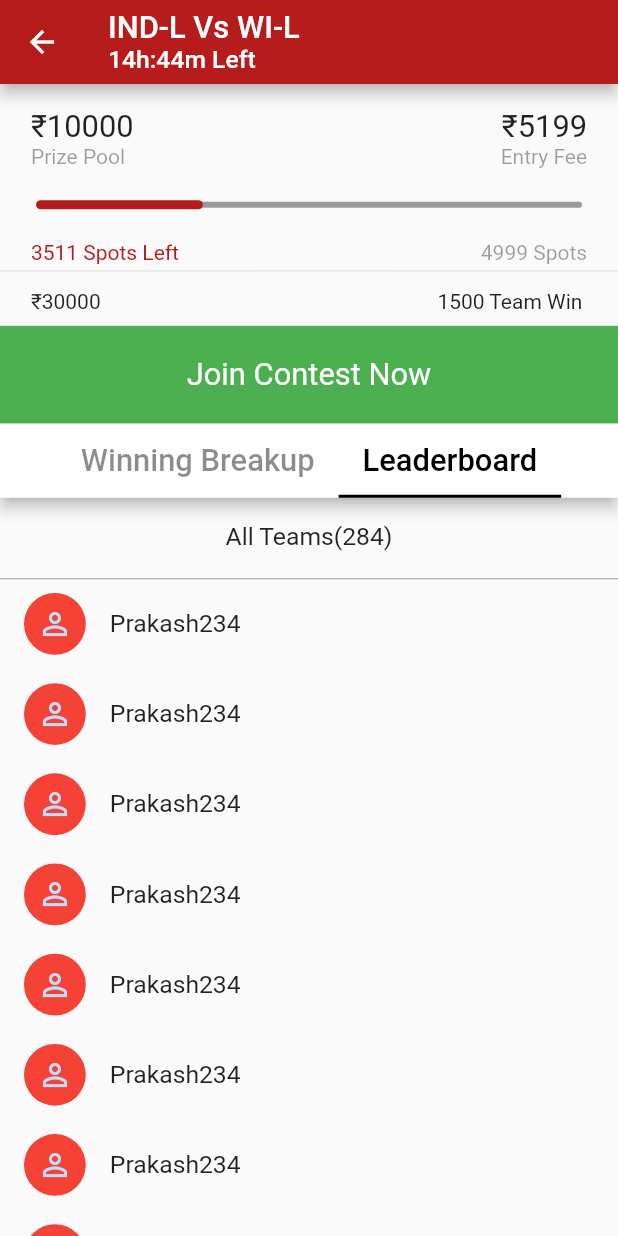
After one commit to kapilkumar2001/fantasy-app, a Flutter app: the ContestPage screen opened directly, tab 2 chosen, on a phone screen of 412 x 824 dp. The commit adds this screen. Run offline on Flutter 3.47's test engine with Material 2 defaults, Android fonts, the phone set to English and light mode, and no system bars.

Commit message:
contest page added

```diff
--- a/lib/views/screens/home/contest_card.dart
+++ b/lib/views/screens/home/contest_card.dart
@@ -1,5 +1,4 @@
-
-
+import 'package:create11/views/screens/home/contest_page.dart';
 import 'package:flutter/material.dart';
 
 class ContestCard extends StatefulWidget {
@@ -16,24 +15,27 @@ class _ContestCardState extends State<ContestCard> {
     double? deviceWidth = MediaQuery.of(context).size.width / 100;
     return Padding(
       padding: EdgeInsets.symmetric(
-                                    horizontal: deviceWidth * 5,
-                                    vertical: deviceWidth * 1),
+          horizontal: deviceWidth * 5, vertical: deviceWidth * 1),
+      child: InkWell(
+        onTap: () {
+          Navigator.push(
+            context,
+            MaterialPageRoute(builder: (context) => const ContestPage()),
+          );
+        },
         child: Card(
           shadowColor: Colors.white70,
           shape: RoundedRectangleBorder(
-                                    borderRadius: BorderRadius.circular(
-                                        deviceWidth * 5),
+            borderRadius: BorderRadius.circular(deviceWidth * 5),
           ),
           child: Column(children: [
             SizedBox(
               height: deviceHeight * 2,
             ),
             Padding(
-                                      padding: EdgeInsets.symmetric(
-                                          horizontal: deviceWidth * 5),
+              padding: EdgeInsets.symmetric(horizontal: deviceWidth * 5),
               child: Row(
-                                          mainAxisAlignment:
-                                              MainAxisAlignment.spaceBetween,
+                  mainAxisAlignment: MainAxisAlignment.spaceBetween,
                   children: [
                     Column(
                       children: [
@@ -41,11 +43,9 @@ class _ContestCardState extends State<ContestCard> {
                           width: deviceWidth * 25,
                           child: Text(
                             "₹10000",
-                                                    textAlign:
-                                                        TextAlign.start,
+                            textAlign: TextAlign.start,
                             style: TextStyle(
-                                                      fontSize:
-                                                          deviceWidth * 5,
+                              fontSize: deviceWidth * 5,
                             ),
                           ),
                         ),
@@ -53,11 +53,8 @@ class _ContestCardState extends State<ContestCard> {
                             width: deviceWidth * 25,
                             child: const Text(
                               "Prize Pool",
-                                                      textAlign:
-                                                          TextAlign.start,
-                                                      style: TextStyle(
-                                                          color:
-                                                              Colors.black38),
+                              textAlign: TextAlign.start,
+                              style: TextStyle(color: Colors.black38),
                             )),
                       ],
                     ),
@@ -69,20 +66,15 @@ class _ContestCardState extends State<ContestCard> {
                             "₹5199",
                             textAlign: TextAlign.end,
                             style: TextStyle(
-                                                      fontSize:
-                                                          deviceWidth * 5,
+                              fontSize: deviceWidth * 5,
                             ),
                           ),
                         ),
                         Container(
                           width: deviceWidth * 25,
-                                                  child: const Text(
-                                                      "Entry Fee",
-                                                      textAlign:
-                                                          TextAlign.end,
-                                                      style: TextStyle(
-                                                          color: Colors
-                                                              .black38)),
+                          child: const Text("Entry Fee",
+                              textAlign: TextAlign.end,
+                              style: TextStyle(color: Colors.black38)),
                         )
                       ],
                     ),
@@ -103,24 +95,19 @@ class _ContestCardState extends State<ContestCard> {
                   trackHeight: deviceHeight * 0.5,
                   thumbColor: Colors.transparent,
                   thumbShape:
-                                              const RoundSliderThumbShape(
-                                                  enabledThumbRadius: 0.0)),
+                      const RoundSliderThumbShape(enabledThumbRadius: 0.0)),
             ),
             Padding(
-                                      padding: EdgeInsets.symmetric(
-                                          horizontal: deviceWidth * 5),
+              padding: EdgeInsets.symmetric(horizontal: deviceWidth * 5),
               child: Row(
-                                        mainAxisAlignment:
-                                            MainAxisAlignment.spaceBetween,
+                mainAxisAlignment: MainAxisAlignment.spaceBetween,
                 children: [
                   Text(
                     "3511 Spots Left",
-                                            style: TextStyle(
-                                                color: Colors.red[900]),
+                    style: TextStyle(color: Colors.red[900]),
                   ),
                   const Text("4999 Spots",
-                                              style: TextStyle(
-                                                  color: Colors.black38))
+                      style: TextStyle(color: Colors.black38))
                 ],
               ),
             ),
@@ -129,18 +116,15 @@ class _ContestCardState extends State<ContestCard> {
             ),
             Padding(
               padding: EdgeInsets.symmetric(
-                                          horizontal: deviceWidth * 5,
-                                          vertical: deviceWidth * 2),
+                  horizontal: deviceWidth * 5, vertical: deviceWidth * 2),
               child: Row(
-                                        mainAxisAlignment:
-                                            MainAxisAlignment.spaceBetween,
+                mainAxisAlignment: MainAxisAlignment.spaceBetween,
                 children: [
                   Container(
                       width: deviceWidth * 25,
                       child: const Text(
                         "₹30000",
-                                                overflow:
-                                                    TextOverflow.ellipsis,
+                        overflow: TextOverflow.ellipsis,
                         textAlign: TextAlign.start,
                       )),
                   Container(
@@ -154,6 +138,7 @@ class _ContestCardState extends State<ContestCard> {
             )
           ]),
         ),
+      ),
     );
   }
 }
--- /dev/null
+++ b/lib/views/screens/home/contest_page.dart
@@ -0,0 +1,375 @@
+import 'package:create11/views/screens/home/contest_card.dart';
+import 'package:flutter/material.dart';
+
+class ContestPage extends StatefulWidget {
+  const ContestPage({Key? key}) : super(key: key);
+
+  @override
+  State<ContestPage> createState() => _ContestPageState();
+}
+
+class _ContestPageState extends State<ContestPage> {
+  @override
+  Widget build(BuildContext context) {
+    double? deviceHeight = MediaQuery.of(context).size.height / 100;
+    double? deviceWidth = MediaQuery.of(context).size.width / 100;
+    return DefaultTabController(
+      length: 2,
+      child: Scaffold(
+        appBar: AppBar(
+          backgroundColor: Colors.red[900],
+          title:
+              Column(crossAxisAlignment: CrossAxisAlignment.start, children: [
+            Text(
+              "IND-L Vs WI-L",
+              style: TextStyle(fontSize: deviceWidth * 5),
+            ),
+            Text(
+              "14h:44m Left",
+              style: TextStyle(fontSize: deviceWidth * 4),
+            )
+          ]),
+        ),
+        body: Column(
+          children: [
+            Column(children: [
+              SizedBox(
+                height: deviceHeight * 2,
+              ),
+              Padding(
+                padding: EdgeInsets.symmetric(horizontal: deviceWidth * 5),
+                child: Row(
+                    mainAxisAlignment: MainAxisAlignment.spaceBetween,
+                    children: [
+                      Column(
+                        children: [
+                          Container(
+                            width: deviceWidth * 25,
+                            child: Text(
+                              "₹10000",
+                              textAlign: TextAlign.start,
+                              style: TextStyle(
+                                fontSize: deviceWidth * 5,
+                              ),
+                            ),
+                          ),
+                          Container(
+                              width: deviceWidth * 25,
+                              child: const Text(
+                                "Prize Pool",
+                                textAlign: TextAlign.start,
+                                style: TextStyle(color: Colors.black38),
+                              )),
+                        ],
+                      ),
+                      Column(
+                        children: [
+                          Container(
+                            width: deviceWidth * 25,
+                            child: Text(
+                              "₹5199",
+                              textAlign: TextAlign.end,
+                              style: TextStyle(
+                                fontSize: deviceWidth * 5,
+                              ),
+                            ),
+                          ),
+                          Container(
+                            width: deviceWidth * 25,
+                            child: const Text("Entry Fee",
+                                textAlign: TextAlign.end,
+                                style: TextStyle(color: Colors.black38)),
+                          )
+                        ],
+                      ),
+                    ]),
+              ),
+              SliderTheme(
+                child: Slider(
+                  activeColor: Colors.red[900],
+                  inactiveColor: Colors.black38,
+                  value: 1489,
+                  max: 4999,
+                  divisions: 4999,
+                  onChanged: (double value) {
+                    setState(() {});
+                  },
+                ),
+                data: SliderTheme.of(context).copyWith(
+                    trackHeight: deviceHeight * 0.5,
+                    thumbColor: Colors.transparent,
+                    thumbShape:
+                        const RoundSliderThumbShape(enabledThumbRadius: 0.0)),
+              ),
+              Padding(
+                padding: EdgeInsets.symmetric(horizontal: deviceWidth * 5),
+                child: Row(
+                  mainAxisAlignment: MainAxisAlignment.spaceBetween,
+                  children: [
+                    Text(
+                      "3511 Spots Left",
+                      style: TextStyle(color: Colors.red[900]),
+                    ),
+                    const Text("4999 Spots",
+                        style: TextStyle(color: Colors.black38))
+                  ],
+                ),
+              ),
+              Divider(
+                height: deviceWidth * 2,
+              ),
+              Padding(
+                padding: EdgeInsets.symmetric(
+                    horizontal: deviceWidth * 5, vertical: deviceWidth * 2),
+                child: Row(
+                  mainAxisAlignment: MainAxisAlignment.spaceBetween,
+                  children: [
+                    Container(
+                        width: deviceWidth * 25,
+                        child: const Text(
+                          "₹30000",
+                          overflow: TextOverflow.ellipsis,
+                          textAlign: TextAlign.start,
+                        )),
+                    Container(
+                        width: deviceWidth * 25,
+                        child: const Text(
+                          "1500 Team Win",
+                          textAlign: TextAlign.center,
+                        )),
+                  ],
+                ),
+              )
+            ]),
+            Container(
+              color: Colors.green,
+              width: deviceWidth * 100,
+              child: Padding(
+                padding: EdgeInsets.all(deviceWidth * 5),
+                child: Text(
+                  "Join Contest Now",
+                  textAlign: TextAlign.center,
+                  style:
+                      TextStyle(color: Colors.white, fontSize: deviceWidth * 5),
+                ),
+              ),
+            ),
+            SizedBox(
+              height: deviceHeight * 6,
+              child: AppBar(
+                backgroundColor: Colors.white,
+                bottom: TabBar(
+                  labelColor: Colors.black,
+                  indicatorColor: Colors.black,
+                  indicatorSize: TabBarIndicatorSize.tab,
+                  unselectedLabelColor: Colors.black45,
+                  labelStyle: TextStyle(fontSize: deviceWidth * 5),
+                  isScrollable: true,
+                  tabs: const [
+                    Tab(
+                      text: "Winning Breakup",
+                    ),
+                    Tab(
+                      text: "Leaderboard",
+                    ),
+                  ],
+                ),
+              ),
+            ),
+            Expanded(
+              child: TabBarView(
+                children: [
+                  SingleChildScrollView(
+                    child: Column(children: [
+                      Padding(
+                        padding: EdgeInsets.all(deviceWidth * 5),
+                        child: Row(
+                          mainAxisAlignment: MainAxisAlignment.spaceBetween,
+                          children: [Text("RANK"), Text("PRIZE")],
+                        ),
+                      ),
+                      Divider(
+                        height: deviceHeight * 0.5,
+                        color: Colors.black38,
+                      ),
+                      Padding(
+                        padding: EdgeInsets.only(bottom: deviceHeight * 0.5),
+                        child: ListTile(
+                          leading: Text("1",
+                              style: TextStyle(fontSize: deviceHeight * 2)),
+                          trailing: Text("₹30000",
+                              style: TextStyle(
+                                  fontSize: deviceHeight * 2,
+                                  fontWeight: FontWeight.bold)),
+                        ),
+                      ),
+                      Divider(
+                        height: deviceHeight * 0.5,
+                        color: Colors.black38,
+                      ),
+                      Padding(
+                        padding: EdgeInsets.only(bottom: deviceHeight * 0.5),
+                        child: ListTile(
+                          leading: Text("2",
+                              style: TextStyle(fontSize: deviceHeight * 2)),
+                          trailing: Text("₹10000",
+                              style: TextStyle(
+                                  fontSize: deviceHeight * 2,
+                                  fontWeight: FontWeight.bold)),
+                        ),
+                      ),
+                      Divider(
+                        height: deviceHeight * 0.5,
+                        color: Colors.black38,
+                      ),
+                      Padding(
+                        padding: EdgeInsets.only(bottom: deviceHeight * 0.5),
+                        child: ListTile(
+                          leading: Text("3",
+                              style: TextStyle(fontSize: deviceHeight * 2)),
+                          trailing: Text("₹2000",
+                              style: TextStyle(
+                                  fontSize: deviceHeight * 2,
+                                  fontWeight: FontWeight.bold)),
+                        ),
+                      ),
+                      Divider(
+                        height: deviceHeight * 0.5,
+                        color: Colors.black38,
+                      ),
+                      Padding(
+                        padding: EdgeInsets.only(bottom: deviceHeight * 0.5),
+                        child: ListTile(
+                          leading: Text("4-10",
+                              style: TextStyle(fontSize: deviceHeight * 2)),
+                          trailing: Text("₹500",
+                              style: TextStyle(
+                                  fontSize: deviceHeight * 2,
+                                  fontWeight: FontWeight.bold)),
+                        ),
+                      ),
+                      Divider(
+                        height: deviceHeight * 0.5,
+                        color: Colors.black38,
+                      ),
+                      Padding(
+                        padding: EdgeInsets.only(bottom: deviceHeight * 0.5),
+                        child: ListTile(
+                          leading: Text("11-20",
+                              style: TextStyle(fontSize: deviceHeight * 2)),
+                          trailing: Text("₹200",
+                              style: TextStyle(
+                                  fontSize: deviceHeight * 2,
+                                  fontWeight: FontWeight.bold)),
+                        ),
+                      ),
+                      Divider(
+                        height: deviceHeight * 0.5,
+                        color: Colors.black38,
+                      ),
+                      Padding(
+                        padding: EdgeInsets.only(bottom: deviceHeight * 0.5),
+                        child: ListTile(
+                          leading: Text("21-50",
+                              style: TextStyle(fontSize: deviceHeight * 2)),
+                          trailing: Text("₹100",
+                              style: TextStyle(
+                                  fontSize: deviceHeight * 2,
+                                  fontWeight: FontWeight.bold)),
+                        ),
+                      ),
+                      Divider(
+                        height: deviceHeight * 0.5,
+                        color: Colors.black38,
+                      ),
+                      Padding(
+                        padding: EdgeInsets.only(bottom: deviceHeight * 0.5),
+                        child: ListTile(
+                          leading: Text("51-100",
+                              style: TextStyle(fontSize: deviceHeight * 2)),
+                          trailing: Text("₹50",
+                              style: TextStyle(
+                                  fontSize: deviceHeight * 2,
+                                  fontWeight: FontWeight.bold)),
+                        ),
+                      ),
+                      Divider(
+                        height: deviceHeight * 0.5,
+                        color: Colors.black38,
+                      ),
+                      Padding(
+                        padding: EdgeInsets.only(bottom: deviceHeight * 0.5),
+                        child: ListTile(
+                          leading: Text("101-1000",
+                              style: TextStyle(fontSize: deviceHeight * 2)),
+                          trailing: Text("₹40",
+                              style: TextStyle(
+                                  fontSize: deviceHeight * 2,
+                                  fontWeight: FontWeight.bold)),
+                        ),
+                      ),
+                      Divider(
+                        height: deviceHeight * 0.5,
+                        color: Colors.black38,
+                      ),
+                      Padding(
+                        padding: EdgeInsets.only(bottom: deviceHeight * 0.5),
+                        child: ListTile(
+                          leading: Text("1001-2500",
+                              style: TextStyle(fontSize: deviceHeight * 2)),
+                          trailing: Text("₹30",
+                              style: TextStyle(
+                                  fontSize: deviceHeight * 2,
+                                  fontWeight: FontWeight.bold)),
+                        ),
+                      ),
+                      Divider(
+                        height: deviceHeight * 0.5,
+                        color: Colors.black38,
+                      ),
+                    ]),
+                  ),
+                  SingleChildScrollView(
+                    child: Column(children: [
+                      Padding(
+                        padding: EdgeInsets.all(deviceWidth * 4),
+                        child: Text(
+                          "All Teams(284)",
+                          style: TextStyle(fontSize: deviceWidth * 4),
+                        ),
+                      ),
+                      Divider(
+                        height: deviceHeight * 0.5,
+                        color: Colors.black38,
+                      ),
+                      ListView.builder(
+                          shrinkWrap: true,
+                          physics: const NeverScrollableScrollPhysics(),
+                          itemCount: 25,
+                          itemBuilder: (context, index) {
+                            return Padding(
+                              padding:
+                                  EdgeInsets.only(bottom: deviceHeight * 0.5),
+                              child: ListTile(
+                                leading: CircleAvatar(
+                                  radius: deviceWidth * 5,
+                                  backgroundColor: Colors.red,
+                                  child: Icon(Icons.person_outline),
+                                ),
+                                title: Text("Prakash234",
+                                    style:
+                                        TextStyle(fontSize: deviceHeight * 2)),
+                              ),
+                            );
+                          }),
+                    ]),
+                  )
+                ],
+              ),
+            )
+          ],
+        ),
+      ),
+    );
+  }
+}
--- /dev/null
+++ b/lib/views/screens/home/create_team_page.dart
@@ -0,0 +1,17 @@
+import 'package:flutter/src/foundation/key.dart';
+import 'package:flutter/src/widgets/container.dart';
+import 'package:flutter/src/widgets/framework.dart';
+
+class CreateTeamPage extends StatefulWidget {
+  const CreateTeamPage({Key? key}) : super(key: key);
+
+  @override
+  State<CreateTeamPage> createState() => _CreateTeamPageState();
+}
+
+class _CreateTeamPageState extends State<CreateTeamPage> {
+  @override
+  Widget build(BuildContext context) {
+    return Container();
+  }
+}
```
Lines whose indentation alone changed are shown as unchanged.
